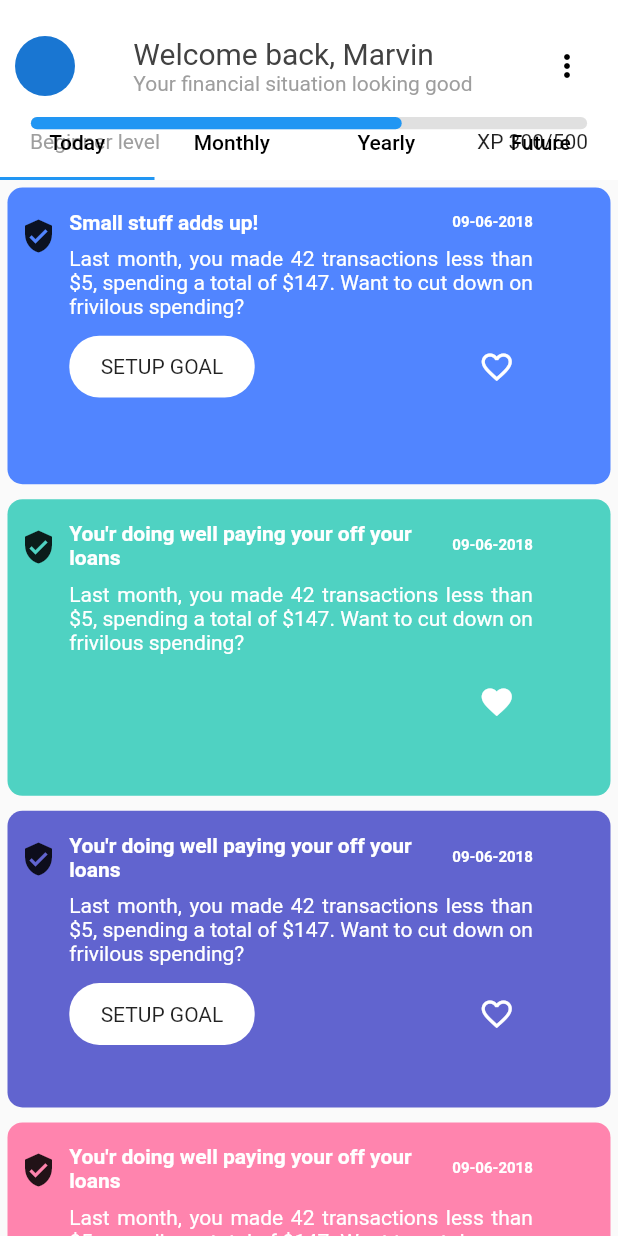
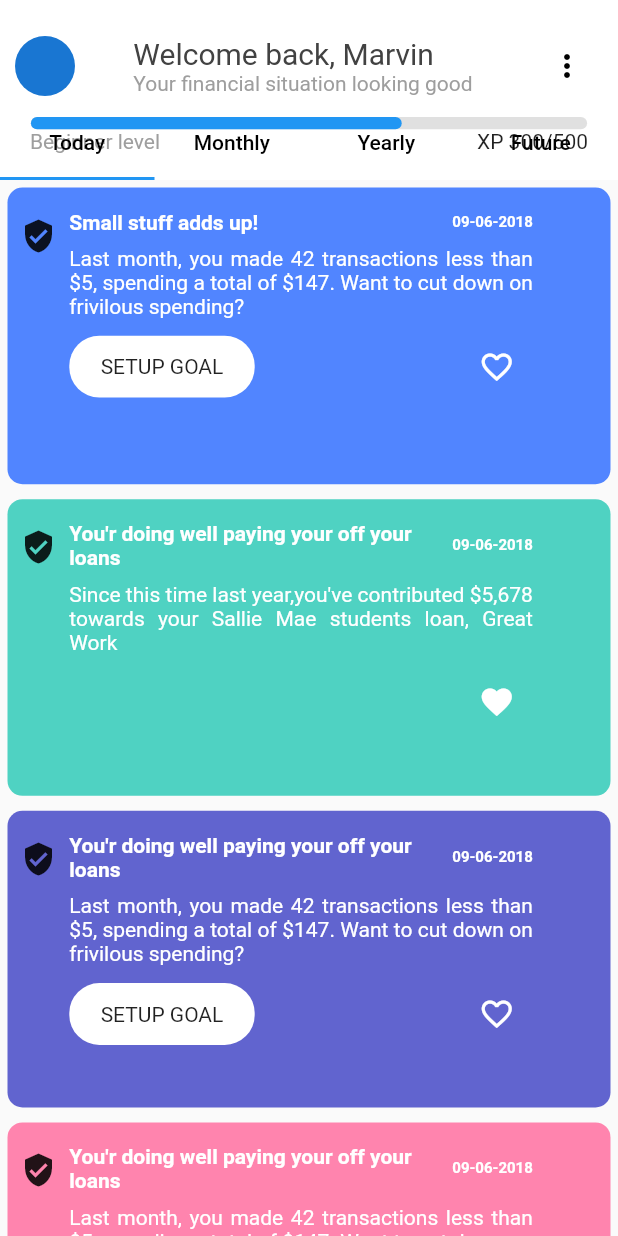
Before and after one commit to minsaf7/UI-task, a Flutter app: the screen it shows after launch, on a phone screen of 412 x 824 dp. Run offline on Flutter 3.47's test engine with Material 2 defaults, Android fonts, the light colour scheme and no system bars.

Commit message:
UI updates

```diff
--- a/lib/UI 2/Today.dart
+++ b/lib/UI 2/Today.dart
@@ -172,7 +172,7 @@ List<CardData> getData() {
   cardData.title = "You'r doing well paying your off your loans";
   cardData.date = "09-06-2018";
   cardData.desc =
-      "Last month, you made 42 transactions less than \$5, spending a total of \$147. Want to cut down on frivilous spending?";
+      "Since this time last year,you've contributed \$5,678 towards your Sallie Mae students loan, Great Work";
   cardData.bgColor = Color(0xFF4fd2c2);
   cardData.btn = false;
   cardData.liked = true;
```
